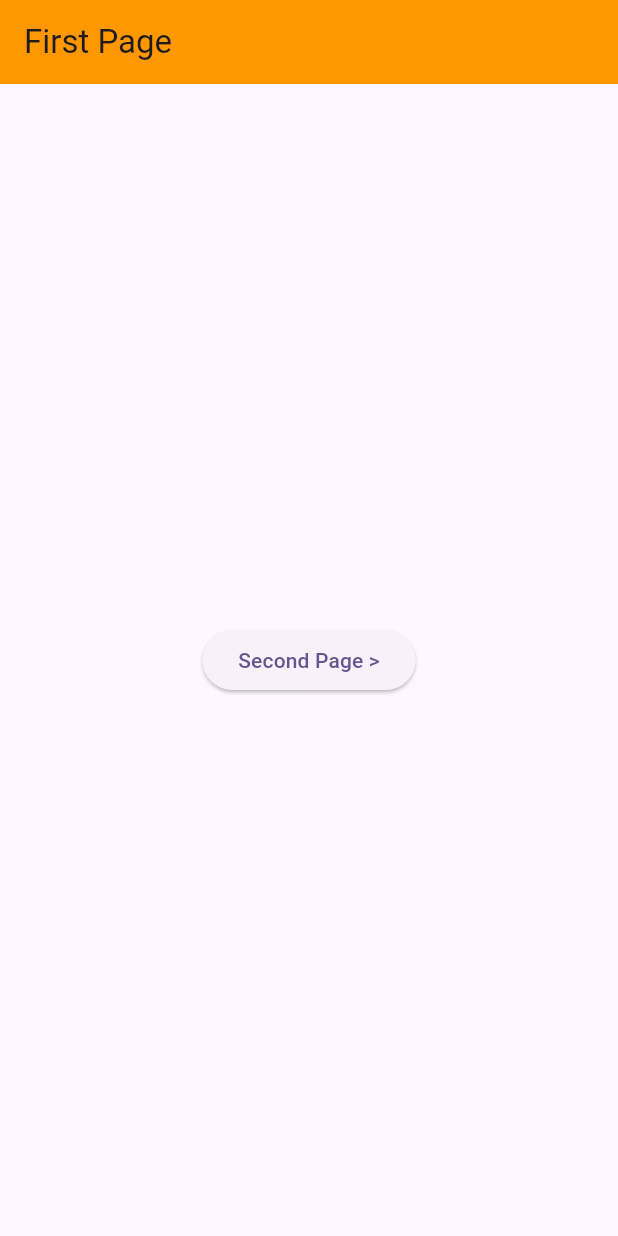
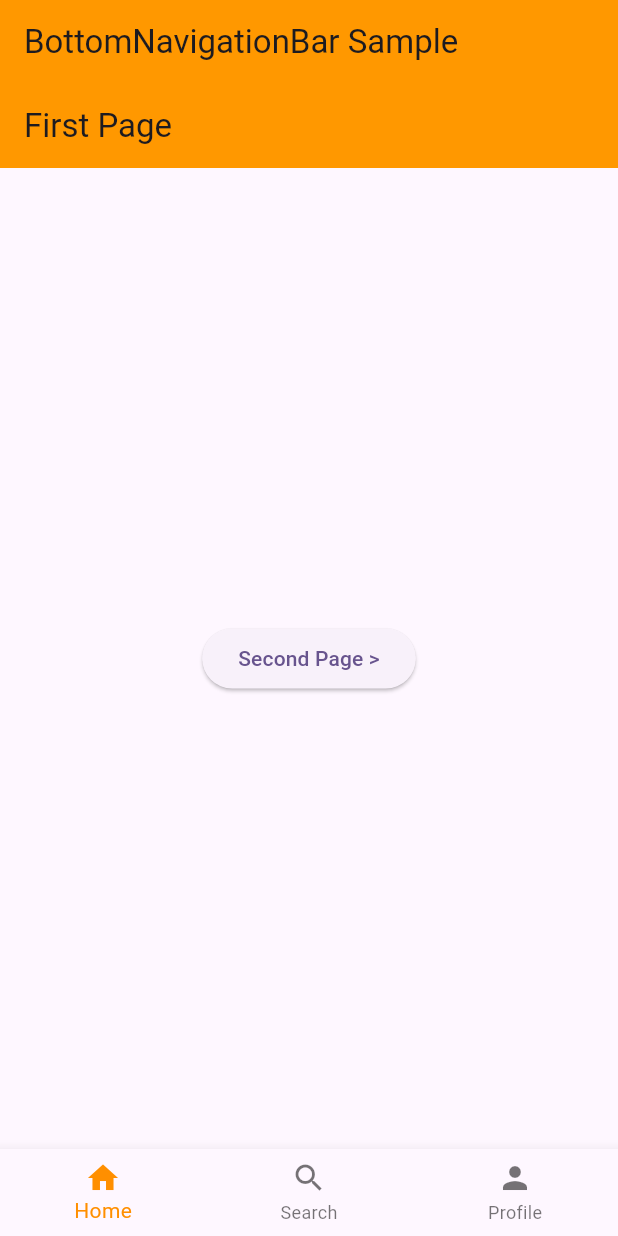
Before and after one commit to Danudeth/my_flutter_app, a Flutter app: the screen it shows after launch, on a phone screen of 412 x 824 dp. Run offline on Flutter 3.47's test engine with Material 3 defaults, Android fonts, the phone set to English and light mode, and no system bars.

Commit message:
bottom_navigator

```diff
--- a/lib/main.dart
+++ b/lib/main.dart
@@ -1,6 +1,7 @@
 import 'package:flutter/material.dart';
 import 'package:my_flutter_app/first_page.dart';
 import 'package:my_flutter_app/homepage.dart';
+import 'package:my_flutter_app/second_page.dart';
 
 void main() {
   runApp(const MyApp());
@@ -19,7 +20,7 @@ class MyApp extends StatelessWidget {
           colorScheme: ColorScheme.fromSeed(seedColor: Colors.deepPurple),
           useMaterial3: true,
         ),
-        home: const MyWidget());
+        home: const BottomNavigatorExample());
   }
 }
 
@@ -45,6 +46,59 @@ class _MyWidgetState extends State<MyWidget> {
   }
 }
 
+class BottomNavigatorExample extends StatefulWidget {
+  const BottomNavigatorExample({super.key});
+
+  @override
+  State<BottomNavigatorExample> createState() => _BottomNavigatorExampleState();
+}
+
+class _BottomNavigatorExampleState extends State<BottomNavigatorExample> {
+  int _selectedIndex = 0;
+  static const List<Widget> _widgetOptions = <Widget>[
+    FirstPage(),
+    FirstPage(),
+    FirstPage()
+  ];
+  void _onItemTapped(int index) {
+    setState(() {
+      _selectedIndex = index;
+    });
+  }
+
+  @override
+  Widget build(BuildContext context) {
+    return Scaffold(
+      appBar: AppBar(
+        title: const Text('BottomNavigationBar Sample'),
+        backgroundColor: Colors.orange,
+      ),
+      body: Center(
+        child: _widgetOptions[_selectedIndex],
+      ),
+      bottomNavigationBar: BottomNavigationBar(
+        items: const <BottomNavigationBarItem>[
+          BottomNavigationBarItem(
+            icon: Icon(Icons.home),
+            label: 'Home',
+          ),
+          BottomNavigationBarItem(
+            icon: Icon(Icons.search),
+            label: 'Search',
+          ),
+          BottomNavigationBarItem(
+            icon: Icon(Icons.person),
+            label: 'Profile',
+          ),
+        ],
+        currentIndex: _selectedIndex,
+        selectedItemColor: Colors.amber[800],
+        onTap: _onItemTapped,
+      ),
+    );
+  }
+}
+
 class GreetingWidget extends StatelessWidget {
   final String name;
   const GreetingWidget({super.key, required this.name});
```
Lines whose indentation alone changed are shown as unchanged.
